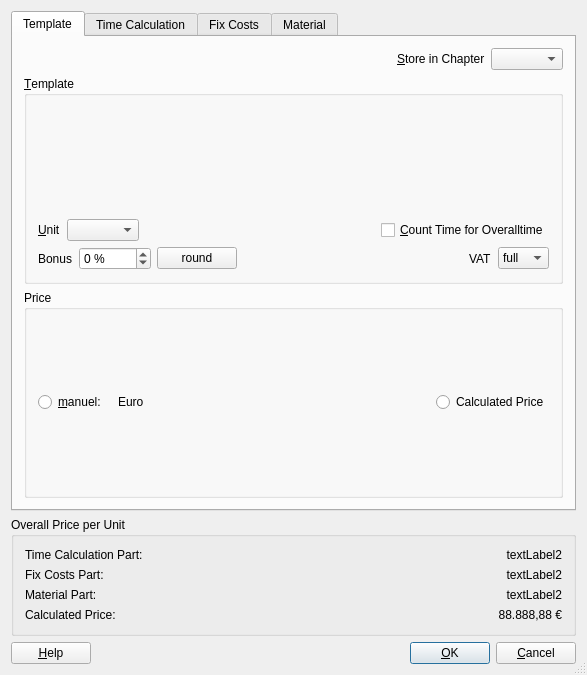
Above: src/flostab.ui from dragotin/kraft before the change. Below: the same form after it.
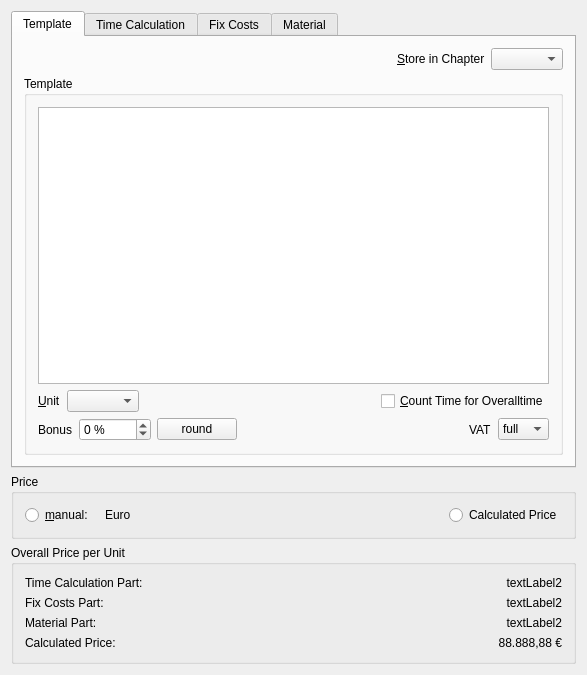
That is the form after the change. Custom widgets are drawn as their Qt base class.

Commit message: -Made some changes in kataloglistview (icons, column width, items enabled, ...) -Finished porting of materialtempldialog -Started porting flostempldialog

What changed in the file:
```diff
--- a/src/flostab.ui
+++ b/src/flostab.ui
@@ -1,7 +1,7 @@
 <?xml version="1.0" encoding="UTF-8"?>
 <ui version="4.0">
  <class>d_calcTempl</class>
- <widget class="QDialog" name="d_calcTempl">
+ <widget class="QWidget" name="d_calcTempl">
   <property name="geometry">
    <rect>
     <x>0</x>
@@ -13,12 +13,10 @@
   <property name="windowTitle">
    <string>Edit Template</string>
   </property>
-  <property name="sizeGripEnabled">
+  <property name="sizeGripEnabled" stdset="0">
    <bool>true</bool>
   </property>
-  <layout class="QGridLayout">
-   <item row="0" column="0">
-    <layout class="QVBoxLayout">
+  <layout class="QVBoxLayout" name="verticalLayout">
      <item>
       <widget class="QTabWidget" name="tabWidget">
        <property name="currentIndex">
@@ -28,11 +26,11 @@
         <attribute name="title">
          <string>Template</string>
         </attribute>
-        <layout class="QGridLayout">
-         <item row="0" column="0">
-          <layout class="QVBoxLayout">
+      <layout class="QGridLayout" name="_2">
+       <item row="1" column="0">
+        <layout class="QVBoxLayout" name="_3">
            <item>
-            <layout class="QHBoxLayout">
+          <layout class="QHBoxLayout" name="_4">
              <item>
               <spacer name="spacer4">
                <property name="orientation">
@@ -68,18 +66,23 @@
             </layout>
            </item>
            <item>
-            <widget class="Q3GroupBox" name="groupBox2_2">
+          <widget class="QGroupBox" name="groupBox">
              <property name="title">
-              <string>&amp;Template</string>
-             </property>
-             <layout class="QGridLayout">
-              <item row="0" column="0">
-               <layout class="QVBoxLayout">
+            <string>Template</string>
+           </property>
+           <layout class="QVBoxLayout" name="verticalLayout_2">
                 <item>
-                 <widget class="Q3TextEdit" name="m_text"/>
+             <widget class="QTextEdit" name="m_text">
+              <property name="minimumSize">
+               <size>
+                <width>0</width>
+                <height>200</height>
+               </size>
+              </property>
+             </widget>
                 </item>
                 <item>
-                 <layout class="QHBoxLayout">
+             <layout class="QHBoxLayout" name="_7">
                   <item>
                    <widget class="QLabel" name="textLabel3">
                     <property name="text">
@@ -122,7 +125,7 @@
                  </layout>
                 </item>
                 <item>
-                 <layout class="QHBoxLayout">
+             <layout class="QHBoxLayout" name="_8">
                   <item>
                    <widget class="QLabel" name="textLabel1_2">
                     <property name="toolTip">
@@ -214,74 +217,6 @@
                  </layout>
                 </item>
                </layout>
-              </item>
-             </layout>
-            </widget>
-           </item>
-           <item>
-            <widget class="Q3ButtonGroup" name="m_gbPriceSrc">
-             <property name="title">
-              <string>Price</string>
-             </property>
-             <layout class="QGridLayout">
-              <item row="0" column="0">
-               <layout class="QHBoxLayout">
-                <item>
-                 <widget class="QRadioButton" name="m_rbManual">
-                  <property name="text">
-                   <string>&amp;manuel:</string>
-                  </property>
-                 </widget>
-                </item>
-                <item>
-                 <widget class="KDoubleNumInput" name="m_manualPriceVal">
-                  <property name="minValue" stdset="0">
-                   <number>0</number>
-                  </property>
-                  <property name="maxValue" stdset="0">
-                   <number>99999</number>
-                  </property>
-                 </widget>
-                </item>
-                <item>
-                 <widget class="QLabel" name="textLabel1">
-                  <property name="text">
-                   <string>Euro</string>
-                  </property>
-                  <property name="wordWrap">
-                   <bool>false</bool>
-                  </property>
-                 </widget>
-                </item>
-                <item>
-                 <spacer name="spacer5">
-                  <property name="orientation">
-                   <enum>Qt::Horizontal</enum>
-                  </property>
-                  <property name="sizeType">
-                   <enum>QSizePolicy::Expanding</enum>
-                  </property>
-                  <property name="sizeHint" stdset="0">
-                   <size>
-                    <width>60</width>
-                    <height>20</height>
-                   </size>
-                  </property>
-                 </spacer>
-                </item>
-                <item>
-                 <widget class="QRadioButton" name="m_rbCalculation">
-                  <property name="text">
-                   <string>Calculated Price</string>
-                  </property>
-                  <property name="shortcut">
-                   <string/>
-                  </property>
-                 </widget>
-                </item>
-               </layout>
-              </item>
-             </layout>
             </widget>
            </item>
           </layout>
@@ -292,9 +227,9 @@
         <attribute name="title">
          <string>Time Calculation</string>
         </attribute>
-        <layout class="QGridLayout">
+      <layout class="QGridLayout" name="_11">
          <item row="0" column="0">
-          <layout class="QVBoxLayout">
+        <layout class="QVBoxLayout" name="_12">
            <item>
             <widget class="QLabel" name="m_textDispTime">
              <property name="text">
@@ -319,7 +254,7 @@
             </widget>
            </item>
            <item>
-            <layout class="QHBoxLayout">
+          <layout class="QHBoxLayout" name="_13">
              <item>
               <widget class="Q3ListView" name="m_timeParts">
                <property name="defaultRenameAction">
@@ -386,7 +321,7 @@
               </widget>
              </item>
              <item>
-              <layout class="QVBoxLayout">
+            <layout class="QVBoxLayout" name="_14">
                <item>
                 <widget class="KPushButton" name="m_butAddTime">
                  <property name="toolTip">
@@ -445,9 +380,9 @@
         <attribute name="title">
          <string>Fix Costs</string>
         </attribute>
-        <layout class="QGridLayout">
+      <layout class="QGridLayout" name="_15">
          <item row="0" column="0">
-          <layout class="QVBoxLayout">
+        <layout class="QVBoxLayout" name="_16">
            <item>
             <widget class="QLabel" name="m_textDispFix">
              <property name="text">
@@ -472,7 +407,7 @@
             </widget>
            </item>
            <item>
-            <layout class="QHBoxLayout">
+          <layout class="QHBoxLayout" name="_17">
              <item>
               <widget class="Q3ListView" name="m_fixParts">
                <property name="defaultRenameAction">
@@ -539,7 +474,7 @@
               </widget>
              </item>
              <item>
-              <layout class="QVBoxLayout">
+            <layout class="QVBoxLayout" name="_18">
                <item>
                 <widget class="KPushButton" name="m_butAddFix">
                  <property name="toolTip">
@@ -594,13 +529,13 @@
          </item>
         </layout>
        </widget>
-       <widget class="QWidget" name="TabPage">
+     <widget class="QWidget" name="TabPage_2">
         <attribute name="title">
          <string>Material</string>
         </attribute>
-        <layout class="QGridLayout">
+      <layout class="QGridLayout" name="_19">
          <item row="0" column="0">
-          <layout class="QVBoxLayout">
+        <layout class="QVBoxLayout" name="_20">
            <item>
             <widget class="QLabel" name="m_textDispMat">
              <property name="text">
@@ -625,7 +560,7 @@
             </widget>
            </item>
            <item>
-            <layout class="QHBoxLayout">
+          <layout class="QHBoxLayout" name="_21">
              <item>
               <widget class="Q3ListView" name="m_matParts">
                <property name="defaultRenameAction">
@@ -692,7 +627,7 @@
               </widget>
              </item>
              <item>
-              <layout class="QVBoxLayout">
+            <layout class="QVBoxLayout" name="_22">
                <item>
                 <widget class="KPushButton" name="m_butAddMat">
                  <property name="toolTip">
@@ -750,21 +685,73 @@
       </widget>
      </item>
      <item>
-      <widget class="Q3GroupBox" name="groupBox3">
+    <widget class="QGroupBox" name="groupBox_2">
+     <property name="title">
+      <string>Price</string>
+     </property>
+     <layout class="QHBoxLayout" name="horizontalLayout">
+      <item>
+       <widget class="QRadioButton" name="m_rbManual">
+        <property name="text">
+         <string>&amp;manual:</string>
+        </property>
+       </widget>
+      </item>
+      <item>
+       <widget class="KDoubleNumInput" name="m_manualPriceVal">
+        <property name="minValue" stdset="0">
+         <number>0</number>
+        </property>
+        <property name="maxValue" stdset="0">
+         <number>99999</number>
+        </property>
+       </widget>
+      </item>
+      <item>
+       <widget class="QLabel" name="textLabel1">
+        <property name="text">
+         <string>Euro</string>
+        </property>
+        <property name="wordWrap">
+         <bool>false</bool>
+        </property>
+       </widget>
+      </item>
+      <item>
+       <spacer name="spacer5">
+        <property name="orientation">
+         <enum>Qt::Horizontal</enum>
+        </property>
+        <property name="sizeType">
+         <enum>QSizePolicy::Expanding</enum>
+        </property>
+        <property name="sizeHint" stdset="0">
+         <size>
+          <width>248</width>
+          <height>20</height>
+         </size>
+        </property>
+       </spacer>
+      </item>
+      <item>
+       <widget class="QRadioButton" name="m_rbCalculation">
+        <property name="text">
+         <string>Calculated Price</string>
+        </property>
+        <property name="shortcut">
+         <string/>
+        </property>
+       </widget>
+      </item>
+     </layout>
+    </widget>
+   </item>
+   <item>
+    <widget class="QGroupBox" name="groupBox_3">
        <property name="title">
         <string>Overall Price per Unit</string>
        </property>
-       <layout class="QGridLayout">
-        <item row="1" column="0">
-         <widget class="QLabel" name="m_tLabelFix">
-          <property name="text">
-           <string>Fix Costs Part:</string>
-          </property>
-          <property name="wordWrap">
-           <bool>false</bool>
-          </property>
-         </widget>
-        </item>
+     <layout class="QGridLayout" name="gridLayout">
         <item row="0" column="0">
          <widget class="QLabel" name="m_tLabelTime">
           <property name="text">
@@ -775,32 +762,6 @@
           </property>
          </widget>
         </item>
-        <item row="2" column="1">
-         <widget class="QLabel" name="m_textMaterialPart">
-          <property name="text">
-           <string>textLabel2</string>
-          </property>
-          <property name="alignment">
-           <set>Qt::AlignRight|Qt::AlignTrailing|Qt::AlignVCenter</set>
-          </property>
-          <property name="wordWrap">
-           <bool>false</bool>
-          </property>
-         </widget>
-        </item>
-        <item row="1" column="1">
-         <widget class="QLabel" name="m_textFixPart">
-          <property name="text">
-           <string>textLabel2</string>
-          </property>
-          <property name="alignment">
-           <set>Qt::AlignRight|Qt::AlignTrailing|Qt::AlignVCenter</set>
-          </property>
-          <property name="wordWrap">
-           <bool>false</bool>
-          </property>
-         </widget>
-        </item>
         <item row="0" column="1">
          <widget class="QLabel" name="m_textTimePart">
           <property name="text">
@@ -814,22 +775,26 @@
           </property>
          </widget>
         </item>
-        <item row="3" column="1">
-         <widget class="QLabel" name="m_resultPrice">
-          <property name="toolTip">
-           <string/>
-          </property>
+      <item row="1" column="0">
+       <widget class="QLabel" name="m_tLabelFix">
           <property name="text">
-           <string>88.888,88 €</string>
-          </property>
-          <property name="textFormat">
-           <enum>Qt::PlainText</enum>
+         <string>Fix Costs Part:</string>
+        </property>
+        <property name="wordWrap">
+         <bool>false</bool>
+        </property>
+       </widget>
+      </item>
+      <item row="1" column="1">
+       <widget class="QLabel" name="m_textFixPart">
+        <property name="text">
+         <string>textLabel2</string>
           </property>
           <property name="alignment">
            <set>Qt::AlignRight|Qt::AlignTrailing|Qt::AlignVCenter</set>
           </property>
           <property name="wordWrap">
-           <bool>true</bool>
+         <bool>false</bool>
           </property>
          </widget>
         </item>
@@ -843,6 +808,19 @@
           </property>
          </widget>
         </item>
+      <item row="2" column="1">
+       <widget class="QLabel" name="m_textMaterialPart">
+        <property name="text">
+         <string>textLabel2</string>
+        </property>
+        <property name="alignment">
+         <set>Qt::AlignRight|Qt::AlignTrailing|Qt::AlignVCenter</set>
+        </property>
+        <property name="wordWrap">
+         <bool>false</bool>
+        </property>
+       </widget>
+      </item>
         <item row="3" column="0">
          <widget class="QLabel" name="m_resPreisName">
           <property name="text">
@@ -856,111 +834,44 @@
           </property>
          </widget>
         </item>
-       </layout>
-      </widget>
-     </item>
-     <item>
-      <layout class="QHBoxLayout">
-       <item>
-        <widget class="QPushButton" name="buttonHelp">
-         <property name="text">
-          <string>&amp;Help</string>
-         </property>
-         <property name="shortcut">
-          <string>F1</string>
-         </property>
-         <property name="autoDefault">
-          <bool>true</bool>
-         </property>
-        </widget>
-       </item>
-       <item>
-        <spacer name="Horizontal Spacing2">
-         <property name="orientation">
-          <enum>Qt::Horizontal</enum>
-         </property>
-         <property name="sizeType">
-          <enum>QSizePolicy::Expanding</enum>
-         </property>
-         <property name="sizeHint" stdset="0">
-          <size>
-           <width>348</width>
-           <height>20</height>
-          </size>
-         </property>
-        </spacer>
-       </item>
-       <item>
-        <widget class="QPushButton" name="buttonOk">
+      <item row="3" column="1">
+       <widget class="QLabel" name="m_resultPrice">
+        <property name="toolTip">
+         <string/>
+        </property>
          <property name="text">
-          <string>&amp;OK</string>
-         </property>
-         <property name="shortcut">
-          <string/>
-         </property>
-         <property name="autoDefault">
-          <bool>true</bool>
-         </property>
-         <property name="default">
+         <string>88.888,88 €</string>
+        </property>
+        <property name="textFormat">
+         <enum>Qt::PlainText</enum>
+        </property>
+        <property name="alignment">
+         <set>Qt::AlignRight|Qt::AlignTrailing|Qt::AlignVCenter</set>
+        </property>
+        <property name="wordWrap">
           <bool>true</bool>
          </property>
         </widget>
        </item>
-       <item>
-        <widget class="QPushButton" name="buttonCancel">
-         <property name="text">
-          <string>&amp;Cancel</string>
-         </property>
-         <property name="shortcut">
-          <string/>
-         </property>
-         <property name="autoDefault">
-          <bool>true</bool>
-         </property>
-        </widget>
-       </item>
-      </layout>
-     </item>
-    </layout>
+     </layout>
+    </widget>
    </item>
   </layout>
  </widget>
  <layoutdefault spacing="6" margin="11"/>
  <pixmapfunction>qPixmapFromMimeSource</pixmapfunction>
  <customwidgets>
-  <customwidget>
-   <class>Q3GroupBox</class>
-   <extends>QGroupBox</extends>
-   <header>Qt3Support/Q3GroupBox</header>
-   <container>1</container>
-  </customwidget>
   <customwidget>
    <class>Q3Frame</class>
    <extends>QFrame</extends>
    <header>Qt3Support/Q3Frame</header>
    <container>1</container>
   </customwidget>
-  <customwidget>
-   <class>Q3ButtonGroup</class>
-   <extends>Q3GroupBox</extends>
-   <header>Qt3Support/Q3ButtonGroup</header>
-   <container>1</container>
-  </customwidget>
   <customwidget>
    <class>Q3ListView</class>
    <extends>Q3Frame</extends>
    <header>q3listview.h</header>
   </customwidget>
-  <customwidget>
-   <class>Q3TextEdit</class>
-   <extends>Q3Frame</extends>
-   <header>q3textedit.h</header>
-  </customwidget>
-  <customwidget>
-   <class>KComboBox</class>
-   <extends>QComboBox</extends>
-   <header>kcombobox.h</header>
-  </customwidget>
   <customwidget>
    <class>KDoubleNumInput</class>
    <extends>QWidget</extends>
@@ -971,6 +882,11 @@
    <extends>QPushButton</extends>
    <header>kpushbutton.h</header>
   </customwidget>
+  <customwidget>
+   <class>KComboBox</class>
+   <extends>QComboBox</extends>
+   <header>kcombobox.h</header>
+  </customwidget>
  </customwidgets>
  <includes>
   <include location="local">kpushbutton.h</include>
```
Left out of the diff: 211 changed lines with no effect on the pictures. Lines whose indentation alone changed are shown as unchanged. The commit also changes 7 other files.
